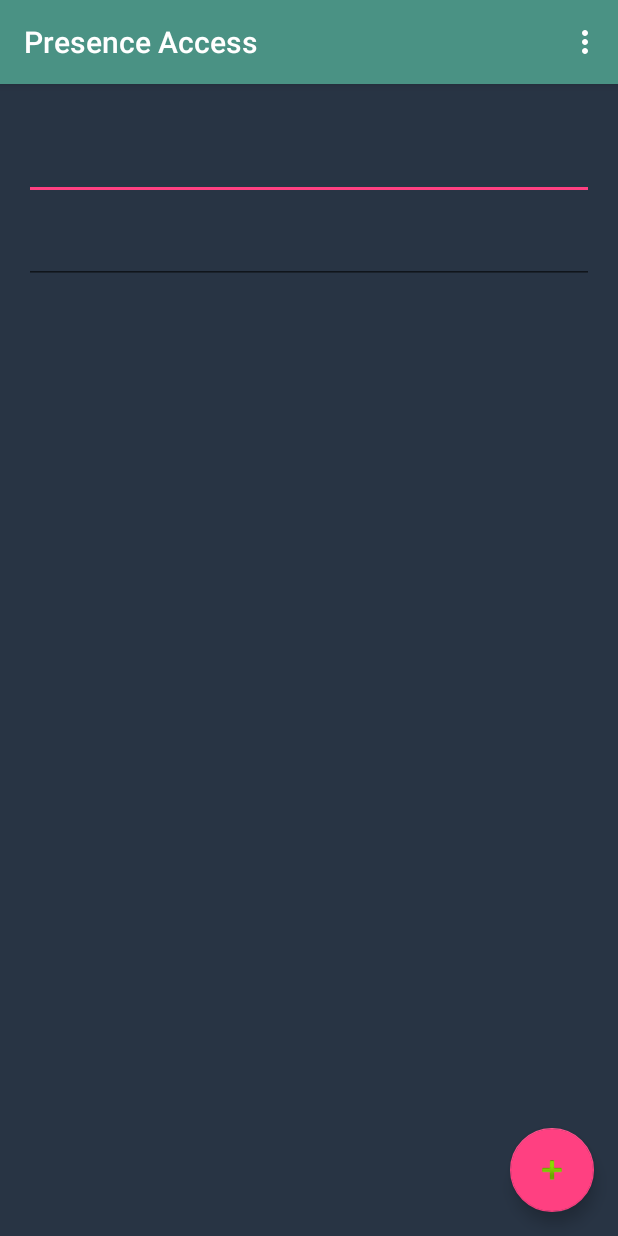
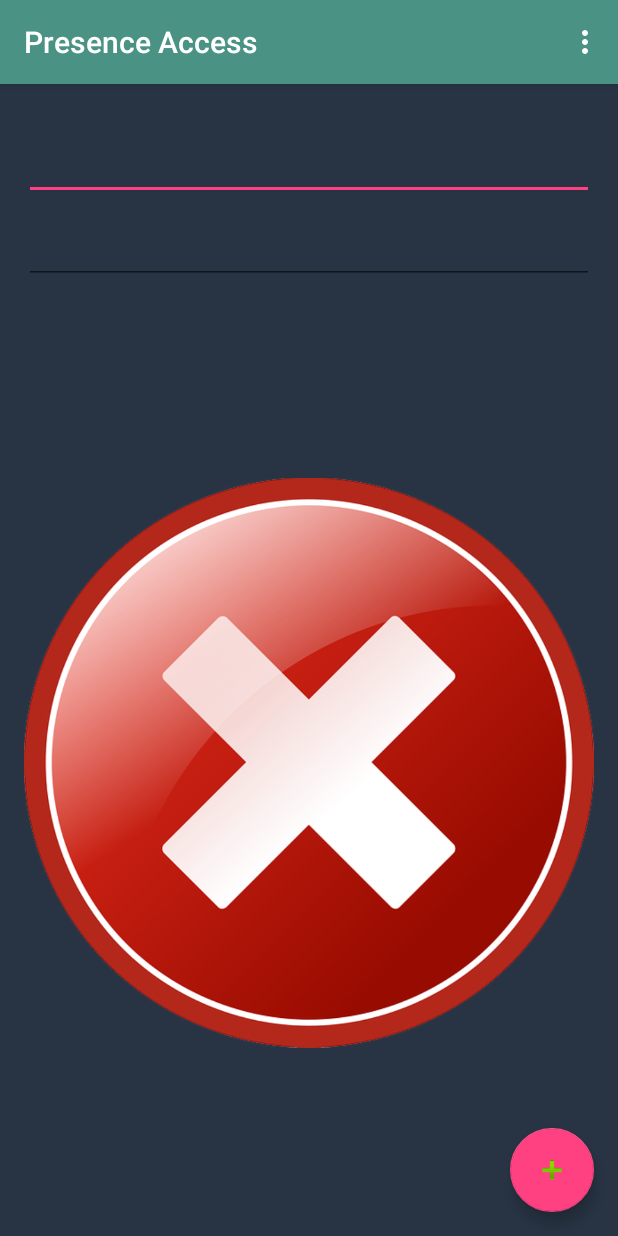
Before and after one commit to friverosy/AC-MEF-Mobile, an Android app: the screen it shows after launch (MainActivity), after a tap on an icon or button, on a phone screen of 412 x 824 dp. Run offline under Robolectric (Android 15) with nearby library versions, the phone set to English and light mode, and no system bars; libraries missing offline, so code that uses them is left out: android.device; pictures from the network do not load; 3 statements that could not run were skipped.

Commit message:
puede leer cedulas nuevas y viejas, muestar en rojo cuando no existe en la base de datos

```diff
--- a/app/build.gradle
+++ b/app/build.gradle
@@ -27,4 +27,5 @@ dependencies {
     compile 'com.strongloop:loopback-sdk-android:1.5.+'
     compile 'com.google.android.gms:play-services-appindexing:8.1.0'
     compile 'org.jbundle.util.osgi.wrapped:org.jbundle.util.osgi.wrapped.org.apache.http.client:4.1.2'
+    compile files('/Users/cristtopher/Repository/AndroidStudioProjects/mobile/platform_sdk_v2.2.0.jar')
 }
--- a/app/src/main/AndroidManifest.xml
+++ b/app/src/main/AndroidManifest.xml
@@ -4,6 +4,7 @@
 
     <uses-permission android:name="android.permission.INTERNET"></uses-permission>
     <uses-permission android:name="android.permission.ACCESS_NETWORK_STATE"></uses-permission>
+    <uses-permission android:name="android.permission.VIBRATE"></uses-permission>
 
     <application
         android:allowBackup="true"
--- a/app/src/main/java/com/ctwings/myapplication/MainActivity.java
+++ b/app/src/main/java/com/ctwings/myapplication/MainActivity.java
@@ -1,18 +1,30 @@
 package com.ctwings.myapplication;
 
 import android.app.Activity;
+import android.content.BroadcastReceiver;
+import android.content.Context;
+import android.content.Intent;
+import android.content.IntentFilter;
+import android.device.ScanManager;
+import android.media.AudioManager;
+import android.media.SoundPool;
 import android.net.ConnectivityManager;
 import android.net.NetworkInfo;
 import android.os.AsyncTask;
 import android.os.Bundle;
+import android.os.Vibrator;
 import android.support.design.widget.FloatingActionButton;
 import android.support.design.widget.Snackbar;
 import android.support.v7.app.AppCompatActivity;
 import android.support.v7.widget.Toolbar;
+
+import java.text.SimpleDateFormat;
+import java.util.Date;
 import java.util.logging.Logger;
 import android.view.View;
 import android.view.Menu;
 import android.view.MenuItem;
+import android.view.KeyEvent;
 
 import android.widget.EditText;
 import android.widget.ImageView;
@@ -40,11 +52,56 @@ public class MainActivity extends AppCompatActivity {
     private ImageView imageview;
     private EditText editTextRun;
     private EditText editTextFullName;
-    //editTextRun.setText(barcodeStr.substring(0,8));
     private String runStr, fullNameStr;
 
     private static final Logger log = Logger.getLogger(MainActivity.class.getName());
+    private static String server = "http://192.168.2.149:3000" ;
     private boolean state;
+
+    private final static String SCAN_ACTION = "urovo.rcv.message";//扫描结束action
+    private Vibrator mVibrator;
+    private ScanManager mScanManager;
+    private SoundPool soundpool = null;
+    private int soundid;
+    private String barcodeStr;
+    private boolean isScaning = false;
+    private BroadcastReceiver mScanReceiver = new BroadcastReceiver() {
+
+        @Override
+        public void onReceive(Context context, Intent intent) {
+            // TODO Auto-generated method stub
+            isScaning = false;
+            soundpool.play(soundid, 1, 1, 0, 0, 1);
+            editTextRun.setText("");
+            editTextFullName.setText("");
+            imageview.setImageDrawable(null);
+            mVibrator.vibrate(100);
+
+            byte[] barcode = intent.getByteArrayExtra("barocode");
+            int barocodelen = intent.getIntExtra("length", 0);
+            //byte temp = intent.getByteExtra("barcodeType", (byte) 0);
+            //android.util.Log.i("debug", "----codetype--" + temp);
+            barcodeStr = new String(barcode, 0, barocodelen);
+
+            if(barcodeStr.startsWith("https")){
+                barcodeStr = barcodeStr.substring(52, 62);
+                barcodeStr = barcodeStr.replace("-", "");
+                barcodeStr = barcodeStr.replace("&","");
+            }else{
+                barcodeStr = barcodeStr.substring(0, 9);
+            }
+
+            editTextRun.setText("Run: " + barcodeStr);
+//            if (isConnected()) {
+//                new GetPeopleTask().execute("http://192.168.2.149:3000/api/people/" + barcodeStr);
+//            } else {
+//                Toast.makeText(MainActivity.this, "Sin coneccion a internet!",
+//                        Toast.LENGTH_LONG).show();
+//            }
+            new GetPeopleTask().execute(server + "/api/people/" + barcodeStr);
+        }
+
+    };
 
     @Override
     protected void onCreate(Bundle savedInstanceState) {
@@ -62,6 +119,7 @@ public class MainActivity extends AppCompatActivity {
             }
         });
 
+        mVibrator = (Vibrator) getSystemService(Context.VIBRATOR_SERVICE);
         editTextRun = (EditText)findViewById(R.id.editText_run);
         editTextFullName = (EditText)findViewById(R.id.editText_fullname);
         imageview = (ImageView)findViewById(R.id.imageView);
@@ -69,11 +127,14 @@ public class MainActivity extends AppCompatActivity {
         fab.setOnClickListener(new View.OnClickListener() {
             @Override
             public void onClick(View v) {
-                if (isConnected()) {
-                    new GetPeopleTask().execute("http://192.168.2.149:3000/api/people/171793475");
-                } else {
-                    Toast.makeText(MainActivity.this, "Sin conección a internet!", Toast.LENGTH_LONG).show();
-                }
+//                if (isConnected()) {
+//                    new GetPeopleTask().execute("http://192.168.2.149:3000/api/people/" +
+//                            barcodeStr);
+//                } else {
+//                    Toast.makeText(MainActivity.this, "Sin conecciÃ³n a internet!",
+//                            Toast.LENGTH_LONG).show();
+//                }
+                new GetPeopleTask().execute(server + "/api/people/" + barcodeStr);
             }
         });
     }
@@ -98,6 +159,57 @@ public class MainActivity extends AppCompatActivity {
         }
 
         return super.onOptionsItemSelected(item);
+    }
+
+    private void initScan() {
+        // TODO Auto-generated method stub
+        mScanManager = new ScanManager();
+        mScanManager.openScanner();
+
+        mScanManager.switchOutputMode( 0);
+        soundpool = new SoundPool(1, AudioManager.STREAM_NOTIFICATION, 100); // MODE_RINGTONE
+        soundid = soundpool.load("/etc/Scan_new.ogg", 1);
+    }
+
+    @Override
+    protected void onDestroy() {
+        // TODO Auto-generated method stub
+        super.onDestroy();
+    }
+
+    @Override
+    protected void onPause() {
+        // TODO Auto-generated method stub
+        super.onPause();
+        if(mScanManager != null) {
+            mScanManager.stopDecode();
+            isScaning = false;
+        }
+        unregisterReceiver(mScanReceiver);
+    }
+
+    @Override
+    protected void onResume() {
+        // TODO Auto-generated method stub
+        super.onResume();
+        initScan();
+        editTextRun.setText("");
+        editTextFullName.setText("");
+        IntentFilter filter = new IntentFilter();
+        filter.addAction(SCAN_ACTION);
+        registerReceiver(mScanReceiver, filter);
+    }
+
+    @Override
+    protected void onStart() {
+        // TODO Auto-generated method stub
+        super.onStart();
+    }
+
+    @Override
+    public boolean onKeyDown(int keyCode, KeyEvent event) {
+        // TODO Auto-generated method stub
+        return super.onKeyDown(keyCode, event);
     }
 
     public boolean isConnected(){
@@ -177,7 +289,8 @@ public class MainActivity extends AppCompatActivity {
                     return parentObject.getString("run") + "," + parentObject.getString("fullname") +
                             "," + parentObject.getBoolean("is_permitted");
                 }else{
-                    Toast.makeText(MainActivity.this, "Error al obtener datos, intente nuevamente", Toast.LENGTH_SHORT).show();
+                    Toast.makeText(MainActivity.this, "Error al obtener datos, intente nuevamente",
+                            Toast.LENGTH_SHORT).show();
                     return null;
                 }
 
@@ -220,8 +333,13 @@ public class MainActivity extends AppCompatActivity {
                     state = false;
                     imageview.setImageResource(R.drawable.img_false);
                 }
-                new RegisterTask().execute("http://192.168.2.149:3000/api/records/");
-            }catch (Exception e){
+                new RegisterTask().execute(server + "/api/records/");
+
+            } catch (NullPointerException e){
+                // people don't exist in DB
+                state = false;
+                imageview.setImageResource(R.drawable.img_false);
+            } catch (Exception e){
                 e.printStackTrace();
             }
 
@@ -260,10 +378,10 @@ public class MainActivity extends AppCompatActivity {
 
             if(state) {
                 jsonObject.accumulate("is_permitted", true);
-                log.info("true");
+                //log.info("true");
             }else {
                 jsonObject.accumulate("is_permitted", false);
-                log.info("false");
+                //log.info("false");
             }
 
             log.info(jsonObject.toString());
```
Also changed, not shown: 1 other file.
